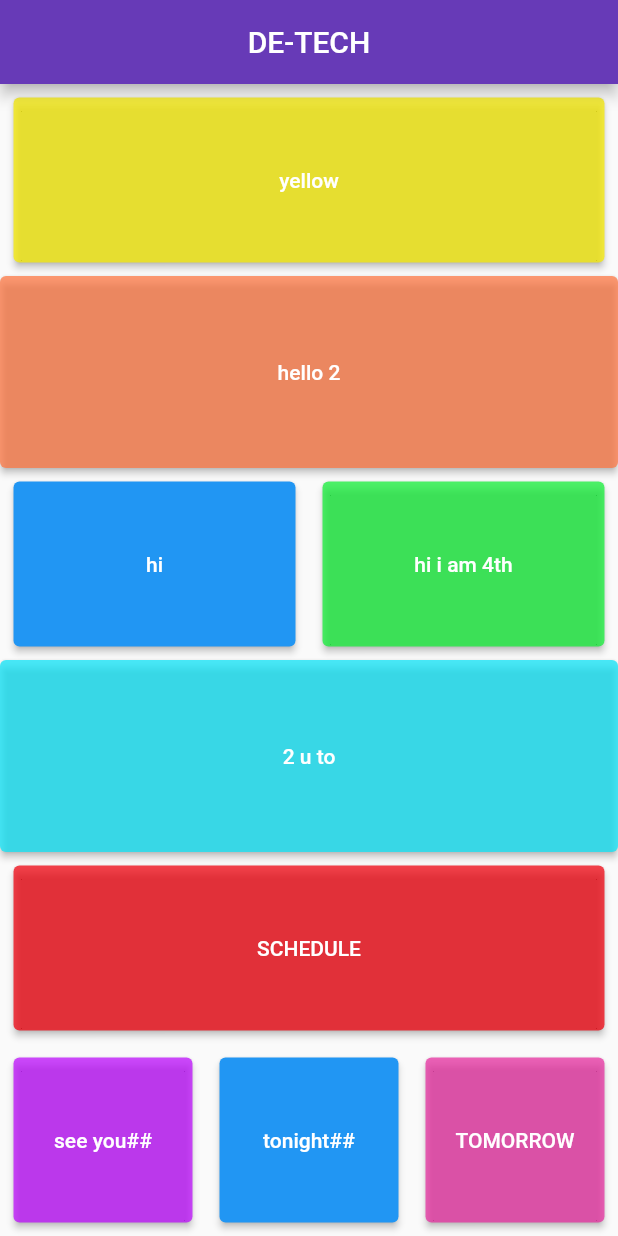
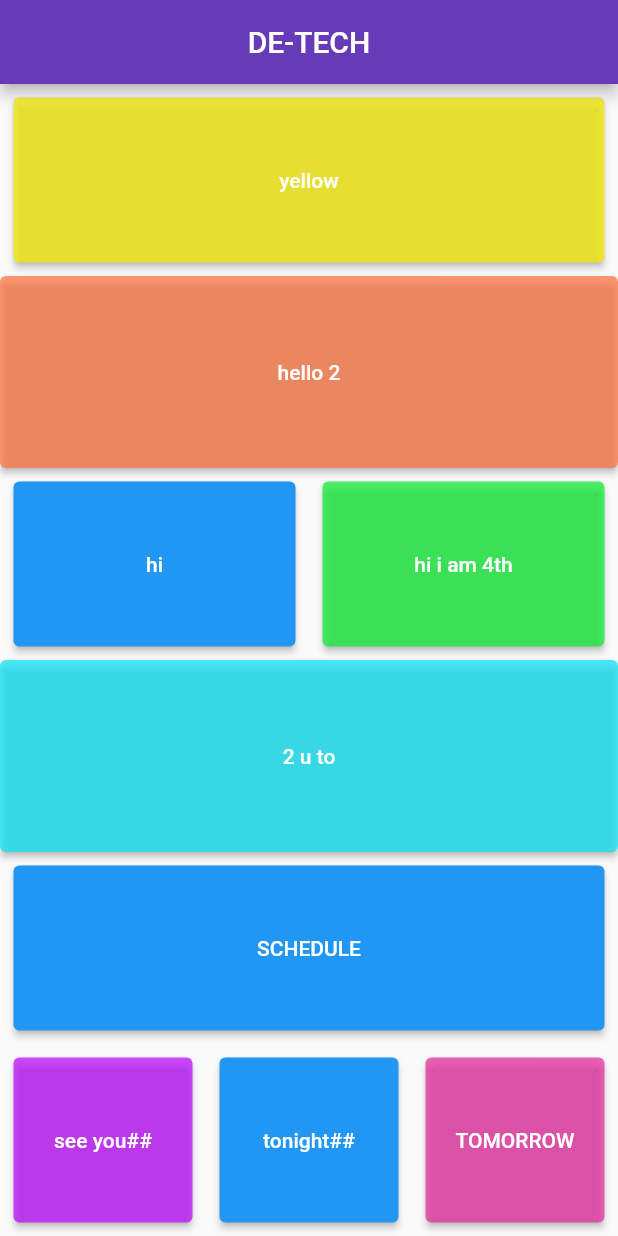
Before and after one commit to premrai029/app-development, a Flutter app: the screen it shows after launch, on a phone screen of 412 x 824 dp. Run offline on Flutter 3.47's test engine with Material 2 defaults, Android fonts, the phone set to English and light mode, and no system bars.

Commit message:
just changed something

```diff
--- a/lib/main.dart
+++ b/lib/main.dart
@@ -83,12 +83,9 @@ class MyApp extends StatelessWidget {
                   margin: const EdgeInsets.all(4),
                   padding: const EdgeInsets.all(5),
                   child: ElevatedButton(
-                      onPressed: () {},
-                      child: const Text('SCHEDULE'),
-                      style: ButtonStyle(
-                        backgroundColor: MaterialStateProperty.all<Color>(
-                            const Color.fromARGB(187, 241, 0, 12)),
-                      ))),
+                    onPressed: () {},
+                    child: const Text('SCHEDULE'),
+                  )),
             ),
             Expanded(
               child: Row(
```
